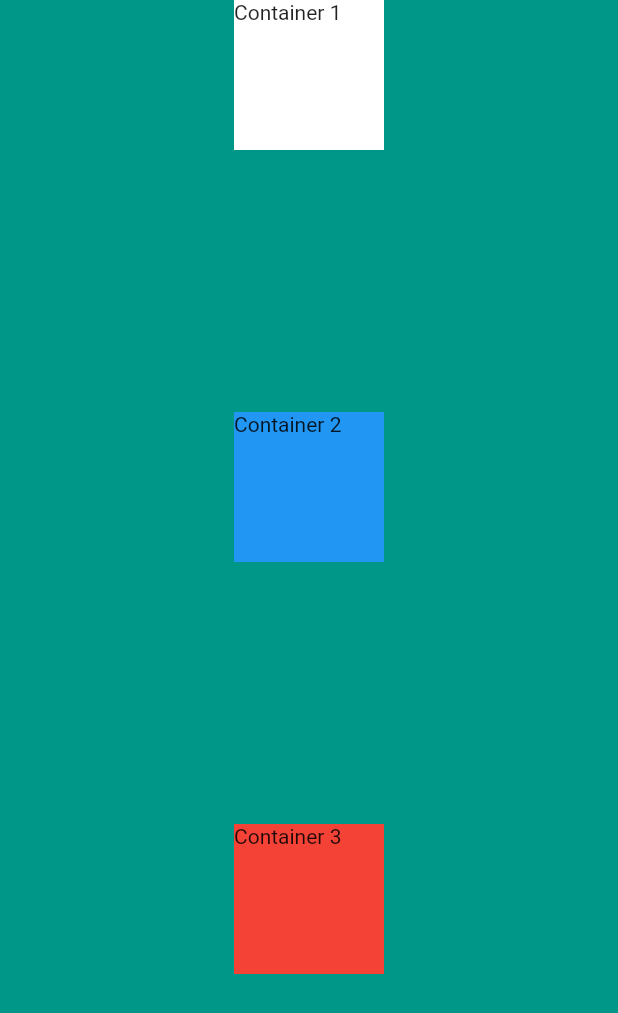
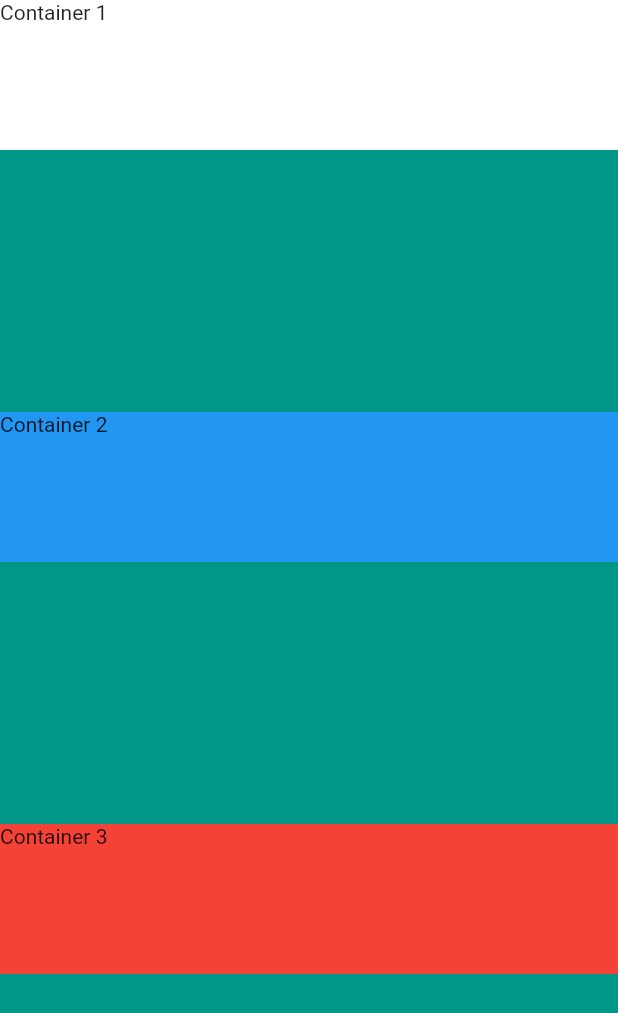
Before and after one commit to jurytan/road_to_flutter, a Flutter app: the screen it shows after launch, on a phone screen of 412 x 824 dp. Shown: the top 1013 px of the screen. Run offline on Flutter 3.47's test engine with Material 2 defaults, Android fonts, the phone set to English and light mode, and no system bars.

Commit message:
Transferring computers, but made the components stretch

```diff
--- a/mi_card_flutter/lib/main.dart
+++ b/mi_card_flutter/lib/main.dart
@@ -13,7 +13,7 @@ class MyApp extends StatelessWidget {
         body: SafeArea(
           child: Column(
             mainAxisAlignment: MainAxisAlignment.spaceBetween,
-            crossAxisAlignment : CrossAxisAlignment.center,
+            crossAxisAlignment : CrossAxisAlignment.stretch,
             children: <Widget>[
               Container(
                 height: 100.0,
```
